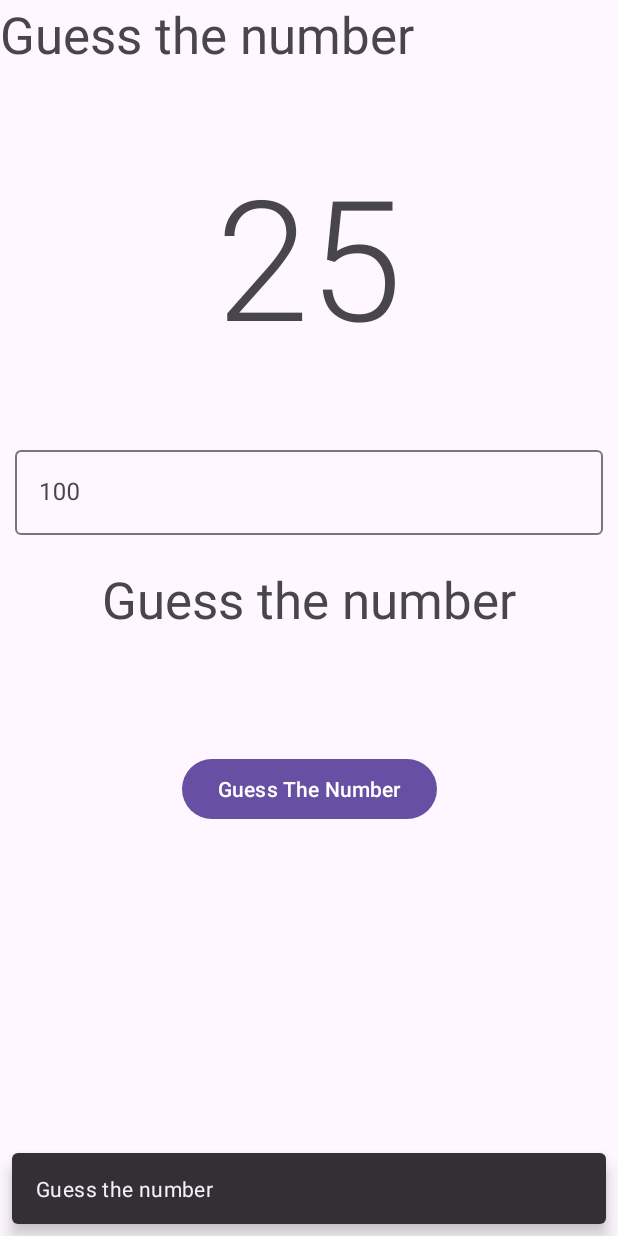
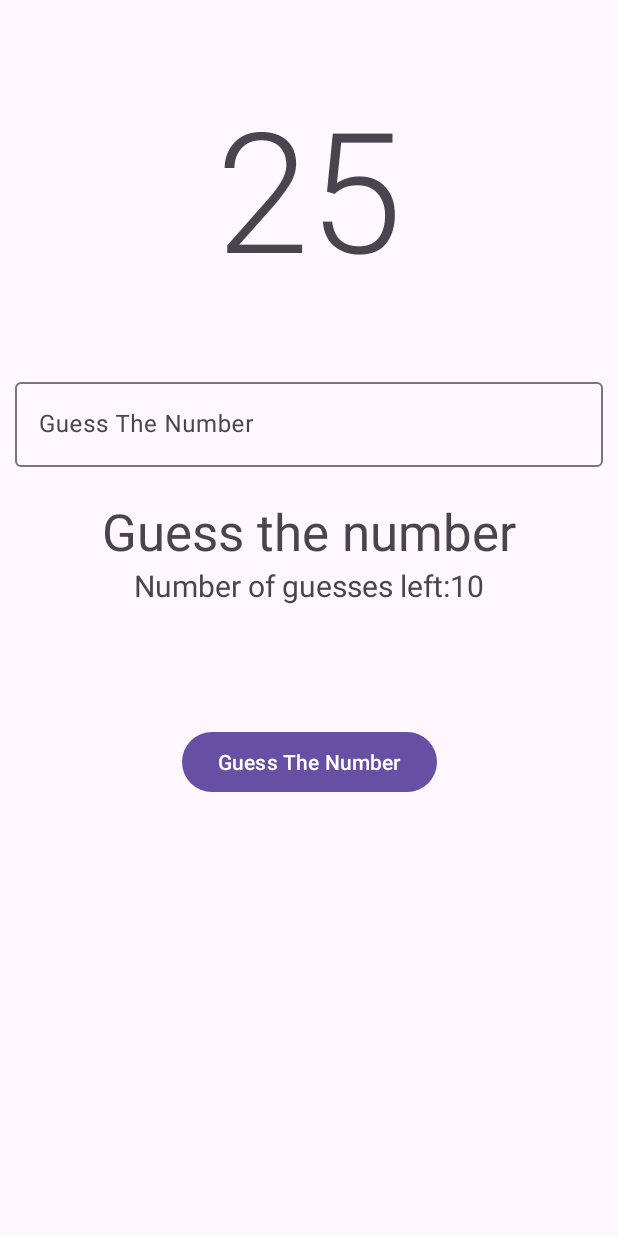
Before and after one commit to wozverine/SimpleGames, an Android app: the GuessTheNumberFragment screen opened through its navigation route, after a tap on "Start Game", on a phone screen of 412 x 824 dp. Run offline under Robolectric (Android 15) with nearby library versions, the phone set to English and light mode, and no system bars; our stand-ins replace Dagger/Hilt's generated code, Room's generated code, navigation-ui.

Commit message:
guess the number methods added

```diff
--- a/app/src/main/java/com/glitch/simplegames/ui/guessthenumber/GuessTheNumberFragment.kt
+++ b/app/src/main/java/com/glitch/simplegames/ui/guessthenumber/GuessTheNumberFragment.kt
@@ -21,6 +21,7 @@ class GuessTheNumberFragment : Fragment(R.layout.fragment_guessthenumber) {
 	private val viewModel by viewModels<GuessTheNumberViewModel>()
 
 	private var secretNumber = 0
+	private var guessCount = 10
 
 	override fun onViewCreated(view: View, savedInstanceState: Bundle?) {
 		super.onViewCreated(view, savedInstanceState)
@@ -29,32 +30,55 @@ class GuessTheNumberFragment : Fragment(R.layout.fragment_guessthenumber) {
 		with(binding) {
 			btnStartGame.setOnClickListener {
 				viewModel.startGame()
-                Snackbar.make(requireView(), getString(R.string.guess_the_number), 1000).show()
+				//Snackbar.make(requireView(), getString(R.string.guess_the_number), 1000).show()
 				tvNumberActual.text = secretNumber.toString()
+				val txt = buildString {
+					append(getString(R.string.guess_left))
+					append(guessCount)
+				}
+				tvGuessLeft.text = txt
 			}
 
-            btnSubmit.setOnClickListener{
-                if (secretNumber.toString() == tietNumber.text.toString()){
-                    Log.d("Fragment","Congrats")
-                    tvHintText.text = getString(R.string.congrats)
+			btnSubmit.setOnClickListener {
+				guessCount -= 1
+				val txt = buildString {
+					append(getString(R.string.guess_left))
+					append(guessCount)
+				}
+				tvGuessLeft.text = txt
+				tvHintText.text = when {
+					tietNumber.text.toString()
+						.toInt() == secretNumber -> getString(R.string.congrats)
+
+					secretNumber > tietNumber.text.toString().toInt() -> getString(R.string.too_low)
+					secretNumber < tietNumber.text.toString()
+						.toInt() -> getString(R.string.too_high)
+
+					else -> {
+						getString(R.string.guess_the_number)
+					}
+				}
+
+				if (secretNumber.toString() == tietNumber.text.toString()) {
+					viewModel.wonGame()
+					btnSubmit.text = "Start again"
+					viewModel.startGame()
+					tvNumberActual.text = secretNumber.toString()
 				}
 			}
 		}
 	}
 
 	private fun gamePlay() = with(binding) {
-        Log.d("Fragment", "fun gamePlay")
 		viewModel.playGuessTheNumberState.observe(viewLifecycleOwner) { state ->
 			when (state) {
 				GuessTheNumberViewModel.PlayGuessTheNumberState.Loading -> {
 					Log.d("Fragment", "Loading State: $state")
 					Log.d("Fragment", "A: Loading")
-
-                    tvNumberActual.gone()
-                    tilNumber.gone()
-                    tietNumber.gone()
+					playLayout.gone()
+					btnSubmit.gone()
+					btnPlayAgain.gone()
 					btnStartGame.gone()
-                    tvHintText.gone()
 
 					progressBar.visible()
 					tvEmpty.gone()
@@ -64,19 +88,61 @@ class GuessTheNumberFragment : Fragment(R.layout.fragment_guessthenumber) {
 				is GuessTheNumberViewModel.PlayGuessTheNumberState.SaveState -> {
 					Log.d("Fragment", "Save State: ${state.scores}")
 					Log.d("Fragment", "A: SaveState")
+					//TODO
+				}
+
+				is GuessTheNumberViewModel.PlayGuessTheNumberState.GamingState -> {
+					Log.d("Fragment", "Gaming State: ${state.gaming}")
+					Log.d("Fragment", "A: GamingState")
+					playLayout.visible()
+					btnSubmit.visible()
+					btnPlayAgain.gone()
+					btnStartGame.gone()
+
 					progressBar.gone()
-                    //TODO
+					tvEmpty.gone()
+					ivEmpty.gone()
+
+					secretNumber = state.secretNumber
+				}
+
+				is GuessTheNumberViewModel.PlayGuessTheNumberState.IsWonScreen -> {
+					Log.d("Fragment", "IsWon State: ${state.guessLeft}")
+					Log.d("Fragment", "A: IsWonScreen")
+					//findNavController().navigate(R.id.action_homeFragment_to_signInFragment)
+					guessCount = state.guessLeft
+
+					playLayout.visible()
+					btnSubmit.gone()
+					tvGuessLeft.gone()
+					btnStartGame.gone()
+					btnPlayAgain.visible()
+
+					progressBar.gone()
+					tvEmpty.gone()
+					ivEmpty.gone()
+				}
+
+				is GuessTheNumberViewModel.PlayGuessTheNumberState.WaitingState -> {
+					Log.d("Fragment", "Waiting State: ${state.waiting}")
+					Log.d("Fragment", "A: WaitingState")
+					btnStartGame.visible()
+					btnSubmit.gone()
+					btnPlayAgain.gone()
+					playLayout.gone()
+
+					progressBar.gone()
+					tvEmpty.gone()
+					ivEmpty.gone()
 				}
 
 				is GuessTheNumberViewModel.PlayGuessTheNumberState.EmptyScreen -> {
 					Log.d("Fragment", "Empty Screen State: ${state.failMessage}")
 					Log.d("Fragment", "A: EmptyScreen")
-                    tvNumberActual.gone()
-                    tilNumber.gone()
-                    tietNumber.gone()
+					playLayout.gone()
+					btnSubmit.gone()
+					btnPlayAgain.gone()
 					btnStartGame.gone()
-                    btnSubmit.gone()
-                    tvHintText.gone()
 
 					progressBar.gone()
 					tvEmpty.text = state.failMessage
@@ -87,55 +153,13 @@ class GuessTheNumberFragment : Fragment(R.layout.fragment_guessthenumber) {
 				is GuessTheNumberViewModel.PlayGuessTheNumberState.ShowMessage -> {
 					Log.d("Fragment", "Show Message State: ${state.errorMessage}")
 					Log.d("Fragment", "A: ShowMessage")
+					playLayout.gone()
+					btnPlayAgain.gone()
 					btnSubmit.gone()
-                    tvNumberActual.gone()
-                    tilNumber.gone()
-                    tietNumber.gone()
 					btnStartGame.gone()
-                    tvHintText.gone()
 
 					progressBar.gone()
 					Snackbar.make(requireView(), state.errorMessage, 1000).show()
-                }
-
-                is GuessTheNumberViewModel.PlayGuessTheNumberState.GamingState -> {
-                    Log.d("Fragment", "Gaming State: ${state.gaming}")
-                    Log.d("Fragment", "A: GamingState")
-                    btnSubmit.visible()
-                    tvNumberActual.visible()
-                    tilNumber.visible()
-                    tietNumber.visible()
-                    tvHintText.visible()
-                    btnStartGame.gone()
-
-                    progressBar.gone()
-                    tvEmpty.gone()
-                    ivEmpty.gone()
-
-                    secretNumber = state.secretNumber
-                }
-
-                is GuessTheNumberViewModel.PlayGuessTheNumberState.IsWonScreen -> {
-                    Log.d("Fragment", "IsWon State: ${state.won}")
-                    Log.d("Fragment", "A: IsWonScreen")
-                    //findNavController().navigate(R.id.action_homeFragment_to_signInFragment)
-                    progressBar.gone()
-                    //TODO
-                }
-
-                is GuessTheNumberViewModel.PlayGuessTheNumberState.WaitingState -> {
-                    Log.d("Fragment", "Waiting State: ${state.waiting}")
-                    Log.d("Fragment", "A: WaitingState")
-                    btnStartGame.visible()
-                    tvNumberActual.visible()
-                    tilNumber.gone()
-                    tietNumber.gone()
-                    btnSubmit.gone()
-                    tvHintText.gone()
-
-                    progressBar.gone()
-                    tvEmpty.gone()
-                    ivEmpty.gone()
 				}
 			}
 		}
--- a/app/src/main/java/com/glitch/simplegames/ui/guessthenumber/GuessTheNumberViewModel.kt
+++ b/app/src/main/java/com/glitch/simplegames/ui/guessthenumber/GuessTheNumberViewModel.kt
@@ -93,18 +93,18 @@ class GuessTheNumberViewModel @Inject constructor(
 		}
 	}*/
 
-	/*fun wonGame() = viewModelScope.launch {
+	fun wonGame() = viewModelScope.launch {
 		_playGuessTheNumberState.value = PlayGuessTheNumberState.Loading
 
-		_playGuessTheNumberState.value = when (val result = scoreRepository.getScores()) {
-			is Resource.GamingState -> PlayGuessTheNumberState.GamingState(true)
-			is Resource.IsWonScreen -> PlayGuessTheNumberState.IsWonScreen(true)
-			is Resource.Error -> PlayGuessTheNumberState.ShowMessage(result.errorMessage)
-			is Resource.Fail -> PlayGuessTheNumberState.EmptyScreen(result.failMessage)
-			is Resource.SaveScore -> PlayGuessTheNumberState.SaveState(result.data)
+		try {
+			_playGuessTheNumberState.value = PlayGuessTheNumberState.IsWonScreen(10)
+		} catch (e: Exception) {
+			Log.d("ViewModel", "Exception in startGame(): ${e.message}")
+			_playGuessTheNumberState.value =
+				PlayGuessTheNumberState.EmptyScreen("An error occurred")
 		}
 
-	}*/
+	}
 
 	private fun generateSecretNumber(): Int {
 		return (1..99).random()
@@ -114,7 +114,7 @@ class GuessTheNumberViewModel @Inject constructor(
 		object Loading : PlayGuessTheNumberState
 		data class GamingState(val gaming: Boolean, val secretNumber: Int) : PlayGuessTheNumberState
 		data class WaitingState(val waiting: Boolean) : PlayGuessTheNumberState
-		data class IsWonScreen(val won: Boolean) : PlayGuessTheNumberState
+		data class IsWonScreen(val guessLeft: Int) : PlayGuessTheNumberState
 		data class ShowMessage(val errorMessage: String) : PlayGuessTheNumberState
 		data class SaveState(val scores: List<ScoreUI>) : PlayGuessTheNumberState
 		data class EmptyScreen(val failMessage: String) : PlayGuessTheNumberState
--- a/app/src/main/res/layout/fragment_guessthenumber.xml
+++ b/app/src/main/res/layout/fragment_guessthenumber.xml
@@ -6,14 +6,14 @@
     android:layout_height="match_parent"
     tools:context=".ui.guessthenumber.GuessTheNumberFragment">
 
-    <TextView
-        android:id="@+id/tv_title_game"
-        style="@style/TextAppearance.AppCompat.Display1"
-        android:layout_width="wrap_content"
+    <androidx.constraintlayout.widget.ConstraintLayout
+        android:id="@+id/play_layout"
+        android:layout_width="match_parent"
         android:layout_height="wrap_content"
-        android:text="@string/guess_the_number"
+        app:layout_constraintTop_toTopOf="parent"
         app:layout_constraintStart_toStartOf="parent"
-        app:layout_constraintTop_toTopOf="parent" />
+        app:layout_constraintEnd_toEndOf="parent"
+        android:visibility="visible">
 
         <TextView
             android:id="@+id/tv_number_actual"
@@ -24,13 +24,13 @@
             android:text="@string/hundred"
             app:layout_constraintEnd_toEndOf="parent"
             app:layout_constraintStart_toStartOf="parent"
-        app:layout_constraintTop_toBottomOf="@id/tv_title_game" />
+            app:layout_constraintTop_toTopOf="parent" />
 
         <com.google.android.material.textfield.TextInputLayout
             android:id="@+id/til_number"
             android:layout_width="match_parent"
             android:layout_height="wrap_content"
-        android:hint="@string/hundred"
+            android:hint="@string/guess"
             app:layout_constraintTop_toBottomOf="@id/tv_number_actual">
 
             <com.google.android.material.textfield.TextInputEditText
@@ -44,16 +44,26 @@
         </com.google.android.material.textfield.TextInputLayout>
 
         <TextView
+            android:id="@+id/tv_hint_text"
+            style="@style/TextAppearance.AppCompat.Display1"
             android:layout_width="wrap_content"
             android:layout_height="wrap_content"
-        android:id="@+id/tv_hint_text"
+            android:layout_marginTop="20sp"
             android:text="@string/guess_the_number"
-        style="@style/TextAppearance.AppCompat.Display1"
-        android:layout_marginTop="20sp"
             app:layout_constraintEnd_toEndOf="parent"
             app:layout_constraintStart_toStartOf="parent"
-        app:layout_constraintTop_toBottomOf="@id/til_number">
-    </TextView>
+            app:layout_constraintTop_toBottomOf="@id/til_number" />
+
+        <TextView
+            android:id="@+id/tv_guess_left"
+            android:layout_width="wrap_content"
+            android:layout_height="wrap_content"
+            android:text="@string/guess_left"
+            android:textSize="20sp"
+            app:layout_constraintEnd_toEndOf="parent"
+            app:layout_constraintStart_toStartOf="parent"
+            app:layout_constraintTop_toBottomOf="@id/tv_hint_text" />
+    </androidx.constraintlayout.widget.ConstraintLayout>
 
     <Button
         android:id="@+id/btn_submit"
@@ -64,19 +74,29 @@
         android:visibility="visible"
         app:layout_constraintEnd_toEndOf="parent"
         app:layout_constraintStart_toStartOf="parent"
-        app:layout_constraintTop_toBottomOf="@id/tv_hint_text" />
+        app:layout_constraintTop_toBottomOf="@id/play_layout" />
+
+    <Button
+        android:id="@+id/btn_play_again"
+        android:layout_width="wrap_content"
+        android:layout_height="wrap_content"
+        android:layout_marginTop="80sp"
+        android:text="@string/play_again"
+        android:visibility="gone"
+        app:layout_constraintEnd_toEndOf="parent"
+        app:layout_constraintStart_toStartOf="parent"
+        app:layout_constraintTop_toBottomOf="@id/play_layout" />
 
     <Button
         android:id="@+id/btn_start_game"
         android:layout_width="wrap_content"
         android:layout_height="wrap_content"
-        android:layout_marginTop="100sp"
         android:text="@string/start_game"
         android:visibility="gone"
+        app:layout_constraintBottom_toBottomOf="parent"
         app:layout_constraintEnd_toEndOf="parent"
         app:layout_constraintStart_toStartOf="parent"
-        app:layout_constraintTop_toBottomOf="@id/til_number" />
-
+        app:layout_constraintTop_toTopOf="parent" />
 
     <ImageView
         android:id="@+id/iv_empty"
--- a/app/src/main/res/values/strings.xml
+++ b/app/src/main/res/values/strings.xml
@@ -12,4 +12,6 @@
     <string name="too_low">Too Low</string>
     <string name="too_high">Too High</string>
     <string name="congrats">Congratulations!</string>
+    <string name="guess_left">Number of guesses left: </string>
+    <string name="play_again">Play Again</string>
 </resources>
```
Also changed, not shown: 1 other file. Lines whose indentation alone changed are shown as unchanged.
